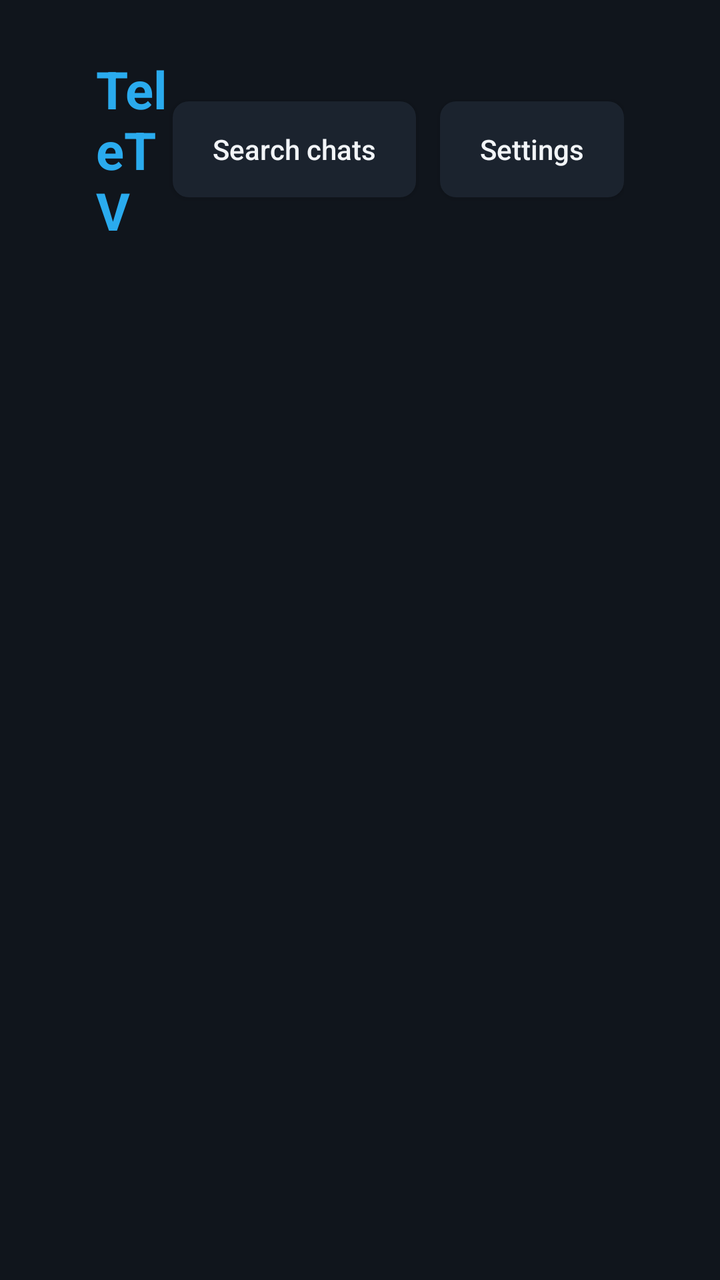
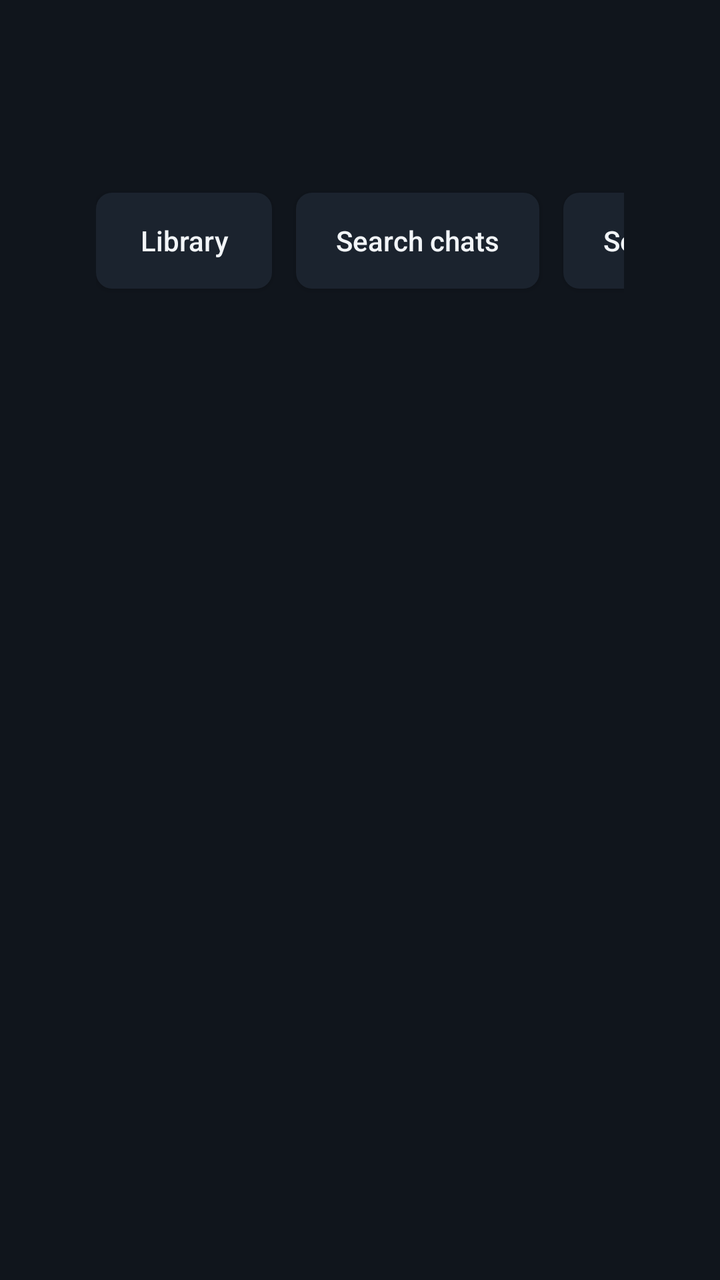

Two renders of the same Android screen: before a commit and after it. Below are the layout's source before the change and the commit's diff.
<!-- AndroidManifest.xml: application theme Tema -->
<!-- res/layout/chats.xml -->
<?xml version="1.0" encoding="utf-8"?>
<LinearLayout xmlns:android="http://schemas.android.com/apk/res/android"
    android:layout_width="match_parent"
    android:layout_height="match_parent"
    android:orientation="vertical"
    android:paddingHorizontal="48dp"
    android:paddingTop="27dp">

    <LinearLayout
        android:layout_width="match_parent"
        android:layout_height="wrap_content"
        android:gravity="center_vertical"
        android:orientation="horizontal">

        <TextView
            android:id="@+id/titulo"
            android:layout_width="0dp"
            android:layout_height="wrap_content"
            android:layout_weight="1"
            android:text="@string/app_name"
            android:textColor="@color/destaque"
            android:textSize="26sp"
            android:textStyle="bold" />

        <Button
            android:id="@+id/buscar"
            android:layout_width="wrap_content"
            android:layout_height="wrap_content"
            android:layout_marginEnd="12dp"
            android:background="@drawable/foco"
            android:paddingHorizontal="20dp"
            android:text="@string/search_chat"
            android:textAllCaps="false"
            android:textColor="@color/texto" />

        <Button
            android:id="@+id/config"
            android:layout_width="wrap_content"
            android:layout_height="wrap_content"
            android:background="@drawable/foco"
            android:paddingHorizontal="20dp"
            android:text="@string/settings"
            android:textAllCaps="false"
            android:textColor="@color/texto" />
    </LinearLayout>

    <HorizontalScrollView
        android:layout_width="match_parent"
        android:layout_height="wrap_content"
        android:layout_marginTop="12dp"
        android:scrollbars="none">

        <LinearLayout
            android:id="@+id/abas"
            android:layout_width="wrap_content"
            android:layout_height="wrap_content"
            android:orientation="horizontal" />
    </HorizontalScrollView>

    <TextView
        android:id="@+id/status"
        android:layout_width="match_parent"
        android:layout_height="wrap_content"
        android:layout_marginTop="24dp"
        android:textColor="@color/texto_fraco"
        android:textSize="18sp" />

    <androidx.recyclerview.widget.RecyclerView
        android:id="@+id/lista"
        android:layout_width="match_parent"
        android:layout_height="match_parent"
        android:layout_marginTop="8dp"
        android:clipToPadding="false"
        android:paddingBottom="27dp" />
</LinearLayout>
<!-- resources referenced by this layout -->
<resources>
  <color name="destaque">#2AABEE</color>
  <color name="texto">#F2F5F8</color>
  <color name="texto_fraco">#8E9BAA</color>
  <!-- drawable foco (drawable) -->
  <?xml version="1.0" encoding="utf-8"?>
  <selector xmlns:android="http://schemas.android.com/apk/res/android">
      <item android:state_focused="true">
          <shape>
              <solid android:color="#24384A" />
              <stroke android:width="3dp" android:color="@color/destaque" />
              <corners android:radius="8dp" />
          </shape>
      </item>
      <item android:state_selected="true">
          <shape>
              <solid android:color="#24384A" />
              <stroke android:width="3dp" android:color="@color/destaque" />
              <corners android:radius="8dp" />
          </shape>
      </item>
      <item>
          <shape>
              <solid android:color="@color/cartao" />
              <corners android:radius="8dp" />
          </shape>
      </item>
  </selector>
  <string name="app_name" translatable="false">TeleTV</string>
  <string name="search_chat">Search chats</string>
  <string name="settings">Settings</string>
  <style name="Tema" parent="Theme.AppCompat.NoActionBar">
          <item name="android:windowBackground">@color/fundo</item>
          <item name="android:textColor">@color/texto</item>
          <item name="colorAccent">@color/destaque</item>
          <item name="android:windowFullscreen">true</item>
      </style>
  <color name="cartao">#1B232E</color>
  <color name="fundo">#10151C</color>
</resources>

<!-- the commit's change to res/layout/chats.xml (unified diff, before → after) -->
@@ -23,6 +23,17 @@
             android:textStyle="bold" />
 
         <Button
+            android:id="@+id/biblioteca"
+            android:layout_width="wrap_content"
+            android:layout_height="wrap_content"
+            android:layout_marginEnd="12dp"
+            android:background="@drawable/foco"
+            android:paddingHorizontal="20dp"
+            android:text="@string/library"
+            android:textAllCaps="false"
+            android:textColor="@color/texto" />
+
+        <Button
             android:id="@+id/buscar"
             android:layout_width="wrap_content"
             android:layout_height="wrap_content"
@@ -42,6 +53,27 @@
             android:text="@string/settings"
             android:textAllCaps="false"
             android:textColor="@color/texto" />
+    </LinearLayout>
+
+    <LinearLayout
+        android:id="@+id/secao_continuar"
+        android:layout_width="match_parent"
+        android:layout_height="wrap_content"
+        android:orientation="vertical"
+        android:visibility="gone">
+
+        <TextView
+            android:layout_width="wrap_content"
+            android:layout_height="wrap_content"
+            android:layout_marginTop="10dp"
+            android:text="@string/continue_watching"
+            android:textColor="@color/texto_fraco"
+            android:textSize="16sp" />
+
+        <androidx.recyclerview.widget.RecyclerView
+            android:id="@+id/continuar"
+            android:layout_width="match_parent"
+            android:layout_height="wrap_content" />
     </LinearLayout>
 
     <HorizontalScrollView
<!-- resource entries referenced after the edit -->
@@ -28,6 +28,8 @@
       </item>
   </selector>
   <string name="app_name" translatable="false">TeleTV</string>
+  <string name="continue_watching">Continue watching</string>
+  <string name="library">Library</string>
   <string name="search_chat">Search chats</string>
   <string name="settings">Settings</string>
   <style name="Tema" parent="Theme.AppCompat.NoActionBar">
